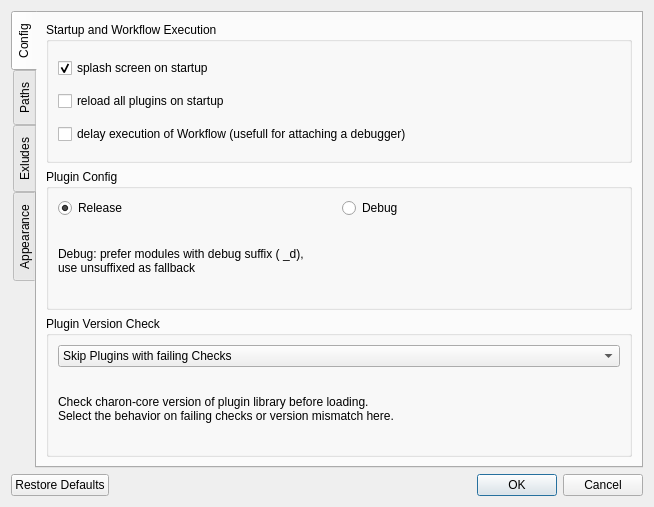
Qt form src/OptionsDialog.ui (flowexpert/charon) before a commit.
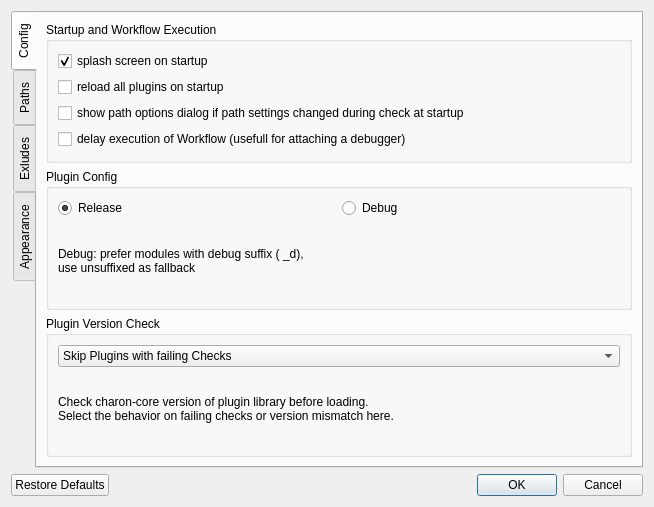
The same form after that commit. Custom widgets are drawn as their Qt base class.

Commit message:
decreased verbosity of tuchulcha on startup
old behavior may be configured in the options dialog by enabling "rescan at startup" and "show options dialog on path change"

```diff
--- a/src/OptionsDialog.ui
+++ b/src/OptionsDialog.ui
@@ -51,6 +51,13 @@
             </property>
            </widget>
           </item>
+          <item>
+           <widget class="QCheckBox" name="checkPathPopup">
+            <property name="text">
+             <string>show path options dialog if path settings changed during check at startup</string>
+            </property>
+           </widget>
+          </item>
           <item>
            <widget class="QCheckBox" name="checkDelay">
             <property name="text">
```
The commit also changes 5 other files.
